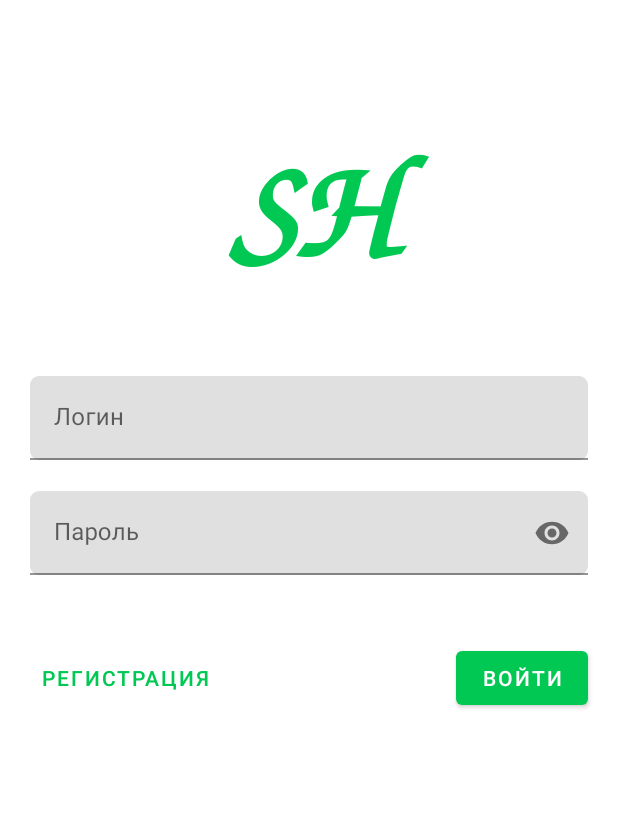
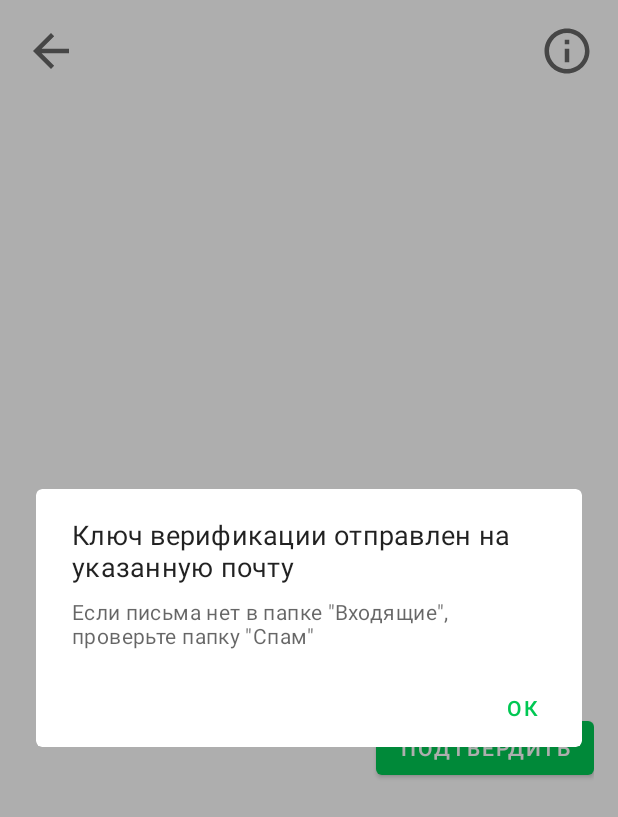
Before and after one commit to VaasKout/SocialHelper_AndroidApp, an Android app: the screen it shows after launch (MainActivity), on a phone screen of 412 x 824 dp. Shown: the top 817 px of the screen. Run offline under Robolectric (Android 15) with nearby library versions, the phone set to English and light mode, and no system bars; our stand-ins replace Room's generated code, data binding.

Commit message:
My projext

```diff
--- a/app/src/main/java/com/example/socialhelper/database/Info.kt
+++ b/app/src/main/java/com/example/socialhelper/database/Info.kt
@@ -16,5 +16,6 @@ data class Info(
     @ColumnInfo (name = "reference") val reference: Int = 0,
     @ColumnInfo (name = "serverID") var serverID: Int = -1,
     @ColumnInfo (name = "serverKey") var serverKey: Int = -1,
-    @ColumnInfo (name = "wasLoggedIn") var wasLoggedIn: Boolean = false
+    @ColumnInfo (name = "wasLoggedIn") var wasLoggedIn: Boolean = false,
+    @ColumnInfo (name = "wasVerified") var needVerification: Boolean = false
 )
--- a/app/src/main/java/com/example/socialhelper/intro/IntroFragment.kt
+++ b/app/src/main/java/com/example/socialhelper/intro/IntroFragment.kt
@@ -47,34 +47,45 @@ class IntroFragment : Fragment() {
             }
 
             delay(appear.duration)
-            viewModel.allInfo.observe(viewLifecycleOwner, {
 
-                if (it == null || !it.wasLoggedIn){
-                    this@IntroFragment.findNavController()
-                        .navigate(IntroFragmentDirections.
-                        actionIntroFragmentToLoginFragment())
-                }
-                if (it != null && it.wasLoggedIn){
+            this@IntroFragment
+                        .findNavController()
+                        .navigate(IntroFragmentDirections
+                            .actionIntroFragmentToKeyVerification())
 
-                    when(it.group){
-                        categoryList[0], categoryEngList[0] -> {
-                            this@IntroFragment.findNavController()
-                                .navigate(IntroFragmentDirections
-                                    .actionIntroFragmentToDisabledFragment())
-                        }
-                        categoryList[1], categoryEngList[1] -> {
-                            this@IntroFragment.findNavController()
-                                .navigate(IntroFragmentDirections
-                                    .actionIntroFragmentToPregnantFragment())
-                        }
-                        categoryList[2], categoryEngList[2] -> {
-                            this@IntroFragment.findNavController()
-                                .navigate(IntroFragmentDirections
-                                    .actionIntroFragmentToSocialFragment())
-                        }
-                    }
-                }
-            })
+//            viewModel.allInfo.observe(viewLifecycleOwner, {
+//
+//                if (it == null || !it.wasLoggedIn){
+//                    this@IntroFragment.findNavController()
+//                        .navigate(IntroFragmentDirections.
+//                        actionIntroFragmentToLoginFragment())
+//                }
+//                if (it != null && it.needVerification){
+//                    this@IntroFragment
+//                        .findNavController()
+//                        .navigate(IntroFragmentDirections
+//                            .actionIntroFragmentToKeyVerification())
+//                }
+//                if (it != null && it.wasLoggedIn){
+//                    when(it.group){
+//                        categoryList[0], categoryEngList[0] -> {
+//                            this@IntroFragment.findNavController()
+//                                .navigate(IntroFragmentDirections
+//                                    .actionIntroFragmentToDisabledFragment())
+//                        }
+//                        categoryList[1], categoryEngList[1] -> {
+//                            this@IntroFragment.findNavController()
+//                                .navigate(IntroFragmentDirections
+//                                    .actionIntroFragmentToPregnantFragment())
+//                        }
+//                        categoryList[2], categoryEngList[2] -> {
+//                            this@IntroFragment.findNavController()
+//                                .navigate(IntroFragmentDirections
+//                                    .actionIntroFragmentToSocialFragment())
+//                        }
+//                    }
+//                }
+//            })
 
         }
 
@@ -82,6 +93,7 @@ class IntroFragment : Fragment() {
 //            this@IntroFragment.findNavController()
 //                .navigate(IntroFragmentDirections.actionIntroFragmentToDisabledMaps())
 
+        binding.lifecycleOwner = this
         return binding.root
     }
 
--- a/app/src/main/java/com/example/socialhelper/restoration/RestorePassword.kt
+++ b/app/src/main/java/com/example/socialhelper/restoration/RestorePassword.kt
@@ -75,7 +75,7 @@ class RestorePassword : Fragment() {
                             MaterialAlertDialogBuilder(requireContext())
                                 .setTitle("Пароль отправлен на почту")
                                 .setMessage("Если письма нет в папке \"Входящие\", " +
-                                        "проверьте папку \"Спам\"")
+                                            "проверьте папку \"Спам\"")
                                 .setPositiveButton("Ок"){ _, _ ->
                                     this@RestorePassword.findNavController().popBackStack()
                                     viewModel.onDoneRestore()
--- /dev/null
+++ b/app/src/main/java/com/example/socialhelper/verification/KeyVerification.kt
@@ -0,0 +1,141 @@
+package com.example.socialhelper.verification
+
+import android.os.Bundle
+import androidx.fragment.app.Fragment
+import android.view.LayoutInflater
+import android.view.View
+import android.view.ViewGroup
+import androidx.databinding.DataBindingUtil
+import androidx.lifecycle.ViewModelProvider
+import androidx.lifecycle.lifecycleScope
+import androidx.navigation.fragment.findNavController
+import com.example.socialhelper.R
+import com.example.socialhelper.database.Info
+import com.example.socialhelper.databinding.FragmentKeyVerificationBinding
+import com.google.android.material.dialog.MaterialAlertDialogBuilder
+import com.google.android.material.snackbar.Snackbar
+import kotlinx.coroutines.delay
+import kotlinx.coroutines.launch
+
+class KeyVerification : Fragment() {
+
+    override fun onCreateView(
+        inflater: LayoutInflater, container: ViewGroup?,
+        savedInstanceState: Bundle?
+    ): View? {
+
+        val binding: FragmentKeyVerificationBinding = DataBindingUtil
+            .inflate(inflater, R.layout.fragment_key_verification, container, false)
+        val viewModel = ViewModelProvider(this).get(KeyViewModel::class.java)
+        binding.viewModel = viewModel
+
+        if (!viewModel.notificationShowed){
+            MaterialAlertDialogBuilder(requireContext())
+                .setTitle("Ключ верификации отправлен на указанную почту")
+                .setMessage(
+                    "Если письма нет в папке \"Входящие\", " +
+                            "проверьте папку \"Спам\""
+                )
+                .setPositiveButton("Ок") { _, _ ->
+                    viewModel.notificationShowed = true
+                }.show()
+        }
+
+        viewModel.showNotification.observe(viewLifecycleOwner, {
+            if (it == true){
+                MaterialAlertDialogBuilder(requireContext())
+                    .setTitle("Ключ верификации отправлен на указанную почту")
+                    .setMessage(
+                        "Если письма нет в папке \"Входящие\", " +
+                                "проверьте папку \"Спам\""
+                    )
+                    .setPositiveButton("Ок") { _, _ ->
+                        viewModel.notificationShowed = true
+                    }.show()
+                viewModel.onDoneShow()
+            }
+        })
+
+
+        viewModel.navigateBack.observe(viewLifecycleOwner, {
+            if (it == true) {
+                MaterialAlertDialogBuilder(requireContext())
+                    .setTitle("При выходе все введенные данные будут утеряны")
+                    .setMessage("Продолжить?")
+                    .setNegativeButton("Нет") { _, _ ->
+                        viewModel.onDoneNavigateBack()
+                    }
+                    .setPositiveButton("Да") { _, _ ->
+                        this.findNavController()
+                            .navigate(
+                                KeyVerificationDirections
+                                    .actionKeyVerificationToLoginFragment()
+                            )
+                        viewModel.onClear()
+                        viewModel.onDoneNavigateBack()
+                    }.show()
+            }
+        })
+
+        viewModel.sendKey.observe(viewLifecycleOwner, {
+            if (it == true) {
+                val key = binding.keyEdit.text.toString()
+
+                if (key.isEmpty()) {
+                    lifecycleScope.launch {
+                        binding.key.error = getString(R.string.empty_field_error)
+                        viewModel.onDoneSendKey()
+                        delay(3000)
+                        binding.key.error = null
+                    }
+                }
+                if (key.isNotEmpty()) {
+                    viewModel.serverKey = key.toInt()
+
+                    lifecycleScope.launch {
+                        viewModel.connectToServer()
+                        viewModel.requestServer()
+                        if (!viewModel.readWrite.socket.isConnected) {
+                            Snackbar.make(
+                                binding.enterKeyButton,
+                                getString(R.string.retry_later),
+                                Snackbar.LENGTH_SHORT
+                            ).show()
+                            viewModel.onDoneSendKey()
+                        } else {
+                            /**
+                             * write everything here
+                             */
+                            viewModel.allInfo.observe(viewLifecycleOwner, { info ->
+                                val infoInstance = Info(
+                                    id = 1,
+                                    name = info.name,
+                                    surname = info.surname,
+                                    login = info.login,
+                                    password = info.password,
+                                    group = info.group,
+                                    email = info.email,
+                                    serverID = viewModel.serverId,
+                                    serverKey = key.toInt(),
+                                    needVerification = false
+                                )
+                                viewModel.onUpdate(infoInstance)
+                            })
+
+                            this@KeyVerification.findNavController()
+                                .navigate(
+                                    KeyVerificationDirections
+                                        .actionKeyVerificationToResponseFragment()
+                                )
+                            viewModel.onDoneSendKey()
+                        }
+                    }
+                }
+            }
+        })
+
+
+        binding.lifecycleOwner = this
+        return binding.root
+    }
+}
--- /dev/null
+++ b/app/src/main/java/com/example/socialhelper/verification/KeyViewModel.kt
@@ -0,0 +1,113 @@
+package com.example.socialhelper.verification
+
+import android.app.Application
+import androidx.lifecycle.AndroidViewModel
+import androidx.lifecycle.LiveData
+import androidx.lifecycle.MutableLiveData
+import com.example.socialhelper.database.Info
+import com.example.socialhelper.database.InfoDatabase
+import com.example.socialhelper.network.AndroidClient
+import com.example.socialhelper.repository.InfoRepository
+import kotlinx.coroutines.*
+
+class KeyViewModel(application: Application): AndroidViewModel(application){
+
+    private val repository: InfoRepository
+    val allInfo: LiveData<Info>
+    private val viewModelJob = Job()
+    private val uiScope = CoroutineScope(Dispatchers.Main + viewModelJob)
+    var serverKey = 0
+    var serverId = 0
+    var notificationShowed = false
+
+    init {
+        val infoDao = InfoDatabase.getInfoDatabase(application).infoDao()
+        repository = InfoRepository(infoDao)
+        allInfo = repository.allInfo
+    }
+
+    val readWrite = AndroidClient()
+
+
+    suspend fun connectToServer() {
+        withContext(Dispatchers.IO) {
+            readWrite.connectSocket("192.168.0.110", 9000)
+        }
+    }
+
+    suspend fun requestServer(){
+        withContext(Dispatchers.IO){
+            if (readWrite.socket != null && readWrite.socket.isConnected){
+                readWrite.writeLine("key")
+                if (serverKey != 0){
+                    readWrite.write(serverKey)
+                    serverId = readWrite.read()
+                    readWrite.readLine()
+                }
+            }
+
+        }
+    }
+
+    fun onUpdate(info: Info){
+        uiScope.launch {
+            updateInfo(info)
+        }
+    }
+
+    private suspend fun updateInfo(info: Info) {
+        withContext(Dispatchers.IO) {
+            repository.updateInfo(info)
+        }
+    }
+
+    fun onClear() {
+        uiScope.launch {
+            deleteInfo()
+        }
+    }
+
+    private suspend fun deleteInfo() {
+        withContext(Dispatchers.IO) {
+            repository.deleteInfo()
+        }
+    }
+
+    private val _navigateBack = MutableLiveData<Boolean>()
+    val navigateBack: LiveData<Boolean> = _navigateBack
+
+    private val _sendKey = MutableLiveData<Boolean>()
+    val sendKey: LiveData<Boolean> = _sendKey
+
+    private val _showNotification = MutableLiveData<Boolean>()
+    val showNotification: LiveData<Boolean> = _showNotification
+
+    fun onStartBackNavigation(){
+        _navigateBack.value = true
+    }
+
+    fun onDoneNavigateBack(){
+        _navigateBack.value = false
+    }
+
+    fun onSendKey(){
+        _sendKey.value = true
+    }
+
+    fun onDoneSendKey(){
+        _sendKey.value = false
+    }
+
+    fun onShow(){
+        _showNotification.value = true
+    }
+
+    fun onDoneShow(){
+        _showNotification.value = false
+    }
+
+    override fun onCleared() {
+        super.onCleared()
+        viewModelJob.cancel()
+    }
+}
--- /dev/null
+++ b/app/src/main/res/drawable/ic_info.xml
@@ -0,0 +1,5 @@
+<vector android:height="36dp" android:tint="?attr/colorControlNormal"
+    android:viewportHeight="24" android:viewportWidth="24"
+    android:width="36dp" xmlns:android="http://schemas.android.com/apk/res/android">
+    <path android:fillColor="@android:color/white" android:pathData="M11,7h2v2h-2zM11,11h2v6h-2zM12,2C6.48,2 2,6.48 2,12s4.48,10 10,10 10,-4.48 10,-10S17.52,2 12,2zM12,20c-4.41,0 -8,-3.59 -8,-8s3.59,-8 8,-8 8,3.59 8,8 -3.59,8 -8,8z"/>
+</vector>
--- /dev/null
+++ b/app/src/main/res/layout/fragment_key_verification.xml
@@ -0,0 +1,85 @@
+<?xml version="1.0" encoding="utf-8"?>
+<layout xmlns:android="http://schemas.android.com/apk/res/android"
+    xmlns:app="http://schemas.android.com/apk/res-auto"
+    xmlns:tools="http://schemas.android.com/tools">
+
+    <data>
+        <variable
+            name="viewModel"
+            type="com.example.socialhelper.verification.KeyViewModel" />
+    </data>
+
+    <androidx.constraintlayout.widget.ConstraintLayout
+        android:layout_width="match_parent"
+        android:layout_height="match_parent"
+        tools:context=".verification.KeyVerification"
+        android:padding="16dp">
+
+
+        <ImageView
+            android:id="@+id/navigate_back_from_verification"
+            android:layout_width="wrap_content"
+            android:layout_height="wrap_content"
+            android:src="@drawable/ic_big_arrow"
+            app:layout_constraintStart_toStartOf="parent"
+            app:layout_constraintTop_toTopOf="parent"
+            android:onClick="@{() -> viewModel.onStartBackNavigation()}"
+            android:contentDescription="@string/back" />
+
+        <TextView
+            android:id="@+id/verifyKey"
+            android:layout_width="wrap_content"
+            android:layout_height="wrap_content"
+            android:layout_marginBottom="16dp"
+            android:gravity="center"
+            android:text="@string/enter_key"
+            android:textAppearance="@style/TextAppearance.MaterialComponents.Headline6"
+            android:textStyle="italic"
+            app:layout_constraintBottom_toTopOf="@+id/key"
+            app:layout_constraintEnd_toEndOf="parent"
+            app:layout_constraintStart_toStartOf="parent" />
+
+        <com.google.android.material.textfield.TextInputLayout
+            android:id="@+id/key"
+            android:layout_width="match_parent"
+            android:layout_height="wrap_content"
+            android:layout_marginStart="64dp"
+            android:layout_marginEnd="64dp"
+            android:hint="@string/key"
+            app:layout_constraintBottom_toBottomOf="parent"
+            app:layout_constraintEnd_toEndOf="parent"
+            app:layout_constraintStart_toStartOf="parent"
+            app:layout_constraintTop_toTopOf="parent"
+            app:errorEnabled="true"
+            app:endIconMode="clear_text">
+
+            <com.google.android.material.textfield.TextInputEditText
+                android:id="@+id/key_edit"
+                android:layout_width="match_parent"
+                android:layout_height="wrap_content"
+                android:inputType="number"
+                android:imeOptions="actionDone"/>
+        </com.google.android.material.textfield.TextInputLayout>
+
+        <com.google.android.material.button.MaterialButton
+            android:id="@+id/enter_key_button"
+            android:layout_width="wrap_content"
+            android:layout_height="wrap_content"
+            android:layout_marginTop="24dp"
+            app:layout_constraintEnd_toEndOf="parent"
+            app:layout_constraintTop_toBottomOf="@+id/key"
+            android:text="@string/verify"
+            android:onClick="@{() -> viewModel.onSendKey()}"/>
+
+        <ImageView
+            android:id="@+id/show_notification"
+            android:layout_width="wrap_content"
+            android:layout_height="wrap_content"
+            app:layout_constraintEnd_toEndOf="parent"
+            app:layout_constraintTop_toTopOf="parent"
+            app:srcCompat="@drawable/ic_info"
+            android:contentDescription="@string/info"
+            android:onClick="@{() -> viewModel.onShow()}"/>
+
+    </androidx.constraintlayout.widget.ConstraintLayout>
+</layout>
--- a/app/src/main/res/navigation/navigation.xml
+++ b/app/src/main/res/navigation/navigation.xml
@@ -10,13 +10,13 @@
         android:label="fragment_registration"
         tools:layout="@layout/fragment_registration" >
         <action
-            android:id="@+id/action_registrationFragment_to_responseFragment"
-            app:destination="@id/responseFragment"
-            app:popUpTo="@id/loginFragment"
+            android:id="@+id/action_registrationFragment_to_keyVerification"
+            app:destination="@id/keyVerification"
             app:enterAnim="@anim/slide_in_right"
             app:exitAnim="@anim/slide_in_right_next"
             app:popEnterAnim="@anim/slide_in_left"
-            app:popExitAnim="@anim/slide_in_left_next"/>
+            app:popExitAnim="@anim/slide_in_left_next"
+            app:popUpTo="@id/loginFragment" />
     </fragment>
     <fragment
         android:id="@+id/pregnantFragment"
@@ -155,6 +155,15 @@
         <action
             android:id="@+id/action_introFragment_to_disabledMaps"
             app:destination="@id/disabledMaps" />
+        <action
+            android:id="@+id/action_introFragment_to_keyVerification"
+            app:destination="@id/keyVerification"
+            app:popUpTo="@id/introFragment"
+            app:popUpToInclusive="true"
+            app:enterAnim="@anim/slide_in_right"
+            app:exitAnim="@anim/slide_in_right_next"
+            app:popEnterAnim="@anim/slide_in_left"
+            app:popExitAnim="@anim/slide_in_left_next"/>
     </fragment>
     <fragment
         android:id="@+id/disabledMaps"
@@ -166,4 +175,25 @@
         android:name="com.example.socialhelper.restoration.RestorePassword"
         android:label="RestorePassword"
         tools:layout="@layout/fragment_restore_password"/>
+    <fragment
+        android:id="@+id/keyVerification"
+        android:name="com.example.socialhelper.verification.KeyVerification"
+        android:label="KeyVerification"
+        tools:layout="@layout/fragment_key_verification">
+        <action
+            android:id="@+id/action_keyVerification_to_responseFragment"
+            app:destination="@id/responseFragment"
+            app:enterAnim="@anim/slide_in_right"
+            app:exitAnim="@anim/slide_in_right_next"
+            app:popEnterAnim="@anim/slide_in_left"
+            app:popExitAnim="@anim/slide_in_left_next"
+            app:popUpTo="@id/loginFragment" />
+        <action
+            android:id="@+id/action_keyVerification_to_loginFragment"
+            app:destination="@id/loginFragment"
+            app:enterAnim="@anim/slide_in_left"
+            app:exitAnim="@anim/slide_in_left_next"
+            app:popUpTo="@id/keyVerification"
+            app:popUpToInclusive="true" />
+    </fragment>
 </navigation>
--- a/app/src/main/res/values/strings.xml
+++ b/app/src/main/res/values/strings.xml
@@ -50,6 +50,10 @@
     <string name="back">Back</string>
     <string name="empty_field_error">Поле должно быть заполнено</string>
     <string name="wrong_email_input">Неправильный формат почты</string>
+    <string name="enter_key">Введите ключ:</string>
+    <string name="key">Ключ</string>
+    <string name="verify">Подтвердить</string>
+    <string name="info">Информация</string>
     <string-array name="category">
         <item>Инвалид</item>
         <item>Беременная</item>
```
Also changed, not shown: app/src/main/java/com/example/socialhelper/login/LoginFragment.kt (+3 -5 lines), app/src/main/java/com/example/socialhelper/login/LoginViewModel.kt (+4 -6 lines), app/src/main/java/com/example/socialhelper/registration/RegistrationFragment.kt (+5 -6 lines), app/src/main/java/com/example/socialhelper/registration/RegistrationViewModel.kt (+1 -9 lines), app/src/main/java/com/example/socialhelper/response/ResponseFragment.kt (+8 -0 lines), app/src/main/java/com/example/socialhelper/response/ResponseViewModel.kt (+12 -0 lines), app/src/main/res/layout/fragment_responce.xml (+9 -0 lines).
